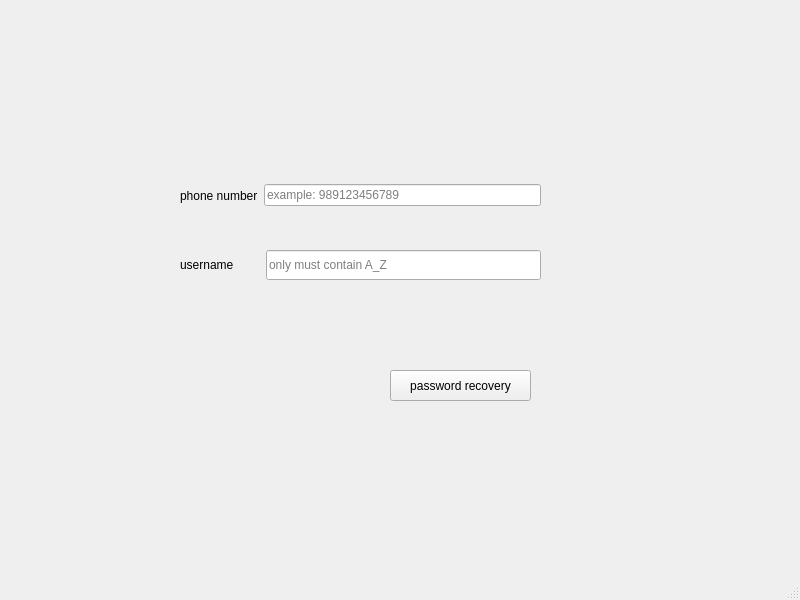
Before: the Qt Designer form client/findpassword.ui in MasihBa/virtual, drawn with Qt 5.
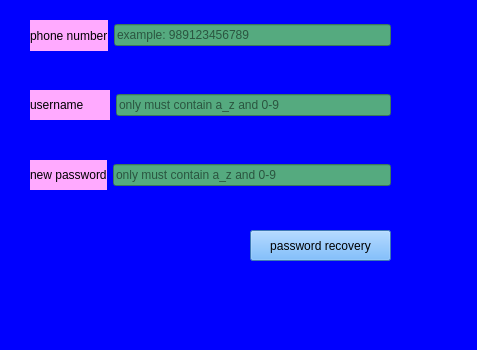
After: the same form once the commit is applied.

Commit message: the findpassword(password recovery) was changed

The edit to the form file:
```diff
--- a/client/findpassword.ui
+++ b/client/findpassword.ui
@@ -7,19 +7,40 @@
    <rect>
     <x>0</x>
     <y>0</y>
-    <width>800</width>
-    <height>600</height>
+    <width>477</width>
+    <height>350</height>
    </rect>
   </property>
+  <property name="sizePolicy">
+   <sizepolicy hsizetype="Fixed" vsizetype="Fixed">
+    <horstretch>0</horstretch>
+    <verstretch>0</verstretch>
+   </sizepolicy>
+  </property>
+  <property name="minimumSize">
+   <size>
+    <width>250</width>
+    <height>350</height>
+   </size>
+  </property>
+  <property name="maximumSize">
+   <size>
+    <width>600</width>
+    <height>350</height>
+   </size>
+  </property>
   <property name="windowTitle">
    <string>MainWindow</string>
   </property>
+  <property name="styleSheet">
+   <string notr="true">background-color: rgb(0, 0, 255);</string>
+  </property>
   <widget class="QWidget" name="centralwidget">
    <widget class="QPushButton" name="passwordRecoverypushButton">
     <property name="geometry">
      <rect>
-      <x>390</x>
-      <y>370</y>
+      <x>250</x>
+      <y>230</y>
       <width>141</width>
       <height>31</height>
      </rect>
@@ -30,6 +51,9 @@
       <verstretch>0</verstretch>
      </sizepolicy>
     </property>
+    <property name="styleSheet">
+     <string notr="true">background-color: rgb(85, 170, 255);</string>
+    </property>
     <property name="text">
      <string>password recovery</string>
     </property>
@@ -37,21 +61,24 @@
    <widget class="QWidget" name="layoutWidget_2">
     <property name="geometry">
      <rect>
-      <x>180</x>
-      <y>250</y>
+      <x>30</x>
+      <y>90</y>
       <width>361</width>
       <height>30</height>
      </rect>
     </property>
     <layout class="QHBoxLayout" name="horizontalLayout_2">
-     <item>
+     <item alignment="Qt::AlignmentFlag::AlignHCenter">
       <widget class="QLabel" name="passwordRecoveryUsernamelabel">
+       <property name="styleSheet">
+        <string notr="true">background-color: rgb(255, 170, 255);</string>
+       </property>
        <property name="text">
         <string>username        </string>
        </property>
       </widget>
      </item>
-     <item>
+     <item alignment="Qt::AlignmentFlag::AlignVCenter">
       <widget class="QLineEdit" name="passwordRecoveryUsernamelineEdit">
        <property name="sizePolicy">
         <sizepolicy hsizetype="Expanding" vsizetype="Expanding">
@@ -59,11 +86,14 @@
          <verstretch>0</verstretch>
         </sizepolicy>
        </property>
+       <property name="styleSheet">
+        <string notr="true">background-color: rgb(85, 170, 127);</string>
+       </property>
        <property name="text">
         <string/>
        </property>
        <property name="placeholderText">
-        <string>only must contain A_Z</string>
+        <string>only must contain a_z and 0-9</string>
        </property>
       </widget>
      </item>
@@ -72,15 +102,18 @@
    <widget class="QWidget" name="layoutWidget">
     <property name="geometry">
      <rect>
-      <x>180</x>
-      <y>180</y>
+      <x>30</x>
+      <y>20</y>
       <width>361</width>
       <height>31</height>
      </rect>
     </property>
     <layout class="QHBoxLayout" name="horizontalLayout">
-     <item>
+     <item alignment="Qt::AlignmentFlag::AlignHCenter">
       <widget class="QLabel" name="passwordRecoveryPhoneNumberlabel">
+       <property name="styleSheet">
+        <string notr="true">background-color: rgb(255, 170, 255);</string>
+       </property>
        <property name="text">
         <string>phone number</string>
        </property>
@@ -91,6 +124,9 @@
        <property name="enabled">
         <bool>true</bool>
        </property>
+       <property name="styleSheet">
+        <string notr="true">background-color: rgb(85, 170, 127);</string>
+       </property>
        <property name="placeholderText">
         <string>example: 989123456789</string>
        </property>
@@ -98,18 +134,48 @@
      </item>
     </layout>
    </widget>
+   <widget class="QWidget" name="layoutWidget_3">
+    <property name="geometry">
+     <rect>
+      <x>30</x>
+      <y>160</y>
+      <width>361</width>
+      <height>30</height>
+     </rect>
+    </property>
+    <layout class="QHBoxLayout" name="horizontalLayout_3">
+     <item alignment="Qt::AlignmentFlag::AlignHCenter">
+      <widget class="QLabel" name="newPasswordLabel">
+       <property name="styleSheet">
+        <string notr="true">background-color: rgb(255, 170, 255);</string>
+       </property>
+       <property name="text">
+        <string>new password</string>
+       </property>
+      </widget>
+     </item>
+     <item alignment="Qt::AlignmentFlag::AlignVCenter">
+      <widget class="QLineEdit" name="newPasswordLineEdit">
+       <property name="sizePolicy">
+        <sizepolicy hsizetype="Expanding" vsizetype="Expanding">
+         <horstretch>0</horstretch>
+         <verstretch>0</verstretch>
+        </sizepolicy>
+       </property>
+       <property name="styleSheet">
+        <string notr="true">background-color: rgb(85, 170, 127);</string>
+       </property>
+       <property name="text">
+        <string/>
+       </property>
+       <property name="placeholderText">
+        <string>only must contain a_z and 0-9</string>
+       </property>
+      </widget>
+     </item>
+    </layout>
+   </widget>
   </widget>
-  <widget class="QMenuBar" name="menubar">
-   <property name="geometry">
-    <rect>
-     <x>0</x>
-     <y>0</y>
-     <width>800</width>
-     <height>25</height>
-    </rect>
-   </property>
-  </widget>
-  <widget class="QStatusBar" name="statusbar"/>
  </widget>
  <resources/>
  <connections/>
```
Left out of the diff: 3 changed lines with no effect on the pictures. The commit also changes 2 other files.
